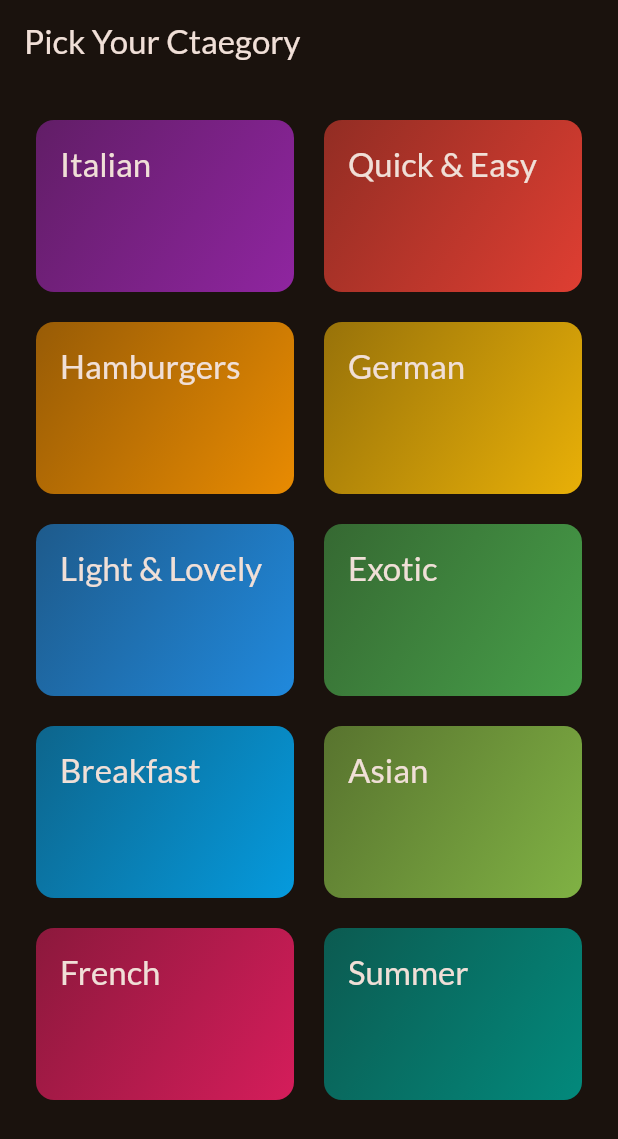
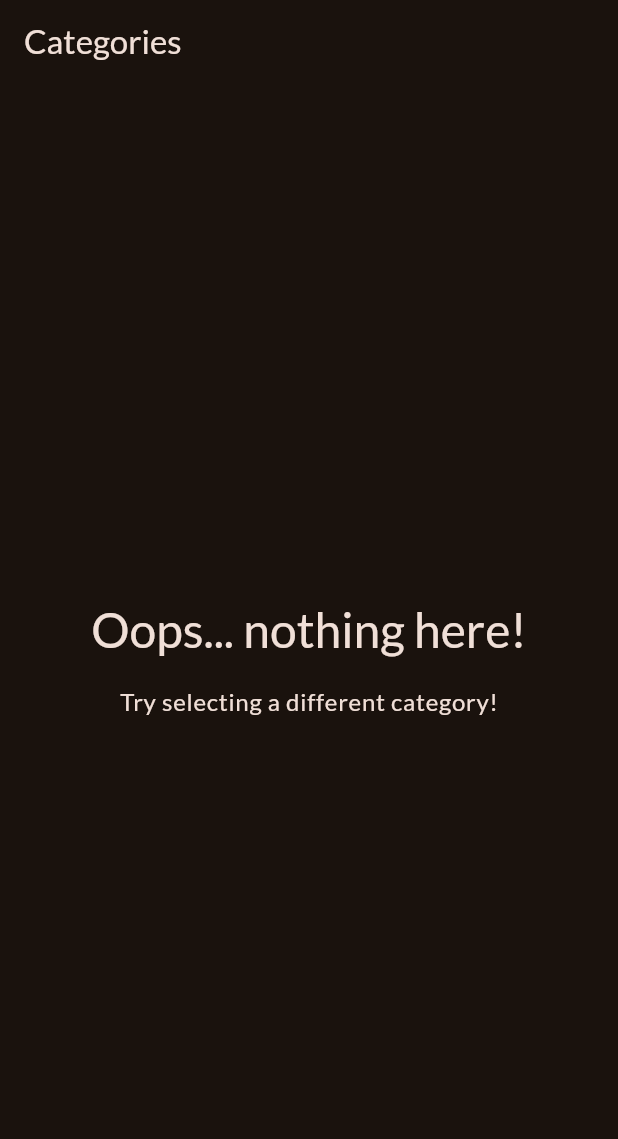
Before and after one commit to AnojAryal/Flutter-Projects, a Flutter app: the screen it shows after launch, on a phone screen of 412 x 824 dp. Shown: the top 1139 px of the screen. Run offline on Flutter 3.47's test engine with Material 3 defaults, Android fonts, the phone set to English and light mode, and no system bars; our stand-ins replace google_fonts.

Commit message:
loading meals data into a screen

```diff
--- a/meals_app/lib/main.dart
+++ b/meals_app/lib/main.dart
@@ -1,7 +1,8 @@
 import 'package:flutter/material.dart';
 
 import 'package:google_fonts/google_fonts.dart';
-import 'package:meals_app/screens/categories.dart';
+// import 'package:meals_app/screens/categories.dart';
+import 'package:meals_app/screens/meals.dart';
 
 final theme = ThemeData(
   useMaterial3: true,
@@ -23,7 +24,7 @@ class App extends StatelessWidget {
   Widget build(BuildContext context) {
     return MaterialApp(
       theme: theme,
-      home: const CategoriesScreen(),
+      home: const MealsScreen(title: 'Categories',meals: [],),
     );
   }
 }
--- a/meals_app/lib/screens/categories.dart
+++ b/meals_app/lib/screens/categories.dart
@@ -9,7 +9,7 @@ class CategoriesScreen extends StatelessWidget {
   Widget build(BuildContext context) {
     return Scaffold(
       appBar: AppBar(
-        title: const Text('Pick Your Ctaegory'),
+        title: const Text('Pick Your Category'),
       ),
       body: GridView(
         padding:const EdgeInsets.all(24),
--- a/meals_app/lib/screens/meals.dart
+++ b/meals_app/lib/screens/meals.dart
@@ -0,0 +1,54 @@
+import 'package:flutter/material.dart';
+
+import 'package:meals_app/models/meal.dart';
+
+class MealsScreen extends StatelessWidget {
+  const MealsScreen({
+    super.key,
+    required this.title,
+    required this.meals,
+  });
+
+  final String title;
+  final List<Meal> meals;
+
+  @override
+  Widget build(BuildContext context) {
+    Widget content = Center(
+      child: Column(
+        mainAxisSize: MainAxisSize.min,
+        children: [
+          Text(
+            'Oops... nothing here!',
+            style: Theme.of(context).textTheme.headlineLarge!.copyWith(
+                  color: Theme.of(context).colorScheme.onBackground,
+                ),
+          ),
+          const SizedBox(height: 16),
+          Text(
+            'Try selecting a different category!',
+            style: Theme.of(context).textTheme.bodyLarge!.copyWith(
+                  color: Theme.of(context).colorScheme.onBackground,
+                ),
+          ),
+        ],
+      ),
+    );
+
+    if (meals.isNotEmpty) {
+      content = ListView.builder(
+        itemCount: meals.length,
+        itemBuilder: (ctx, index) => Text(
+          meals[index].title,
+        ),
+      );
+    }
+
+    return Scaffold(
+      appBar: AppBar(
+        title: Text(title),
+      ),
+      body: content,
+    );
+  }
+}
--- a/meals_app/lib/widgets/category_grid_item.dart
+++ b/meals_app/lib/widgets/category_grid_item.dart
@@ -28,7 +28,7 @@ class CategoryGridItem extends StatelessWidget {
           category.title,
           style: Theme.of(context)
               .textTheme
-              .titleLarge!
+              .titleMedium!
               .copyWith(color: Theme.of(context).colorScheme.onBackground),
         ),
       ),
```
